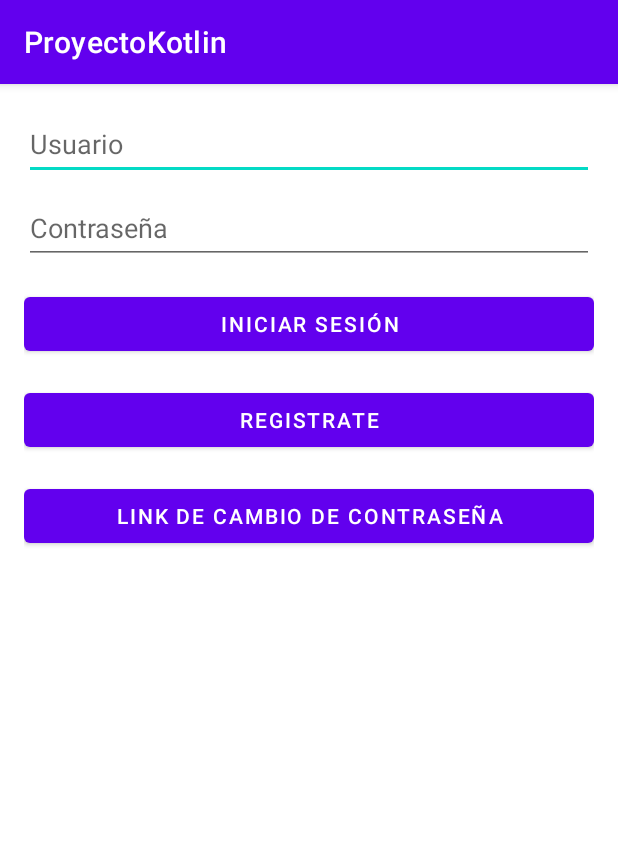
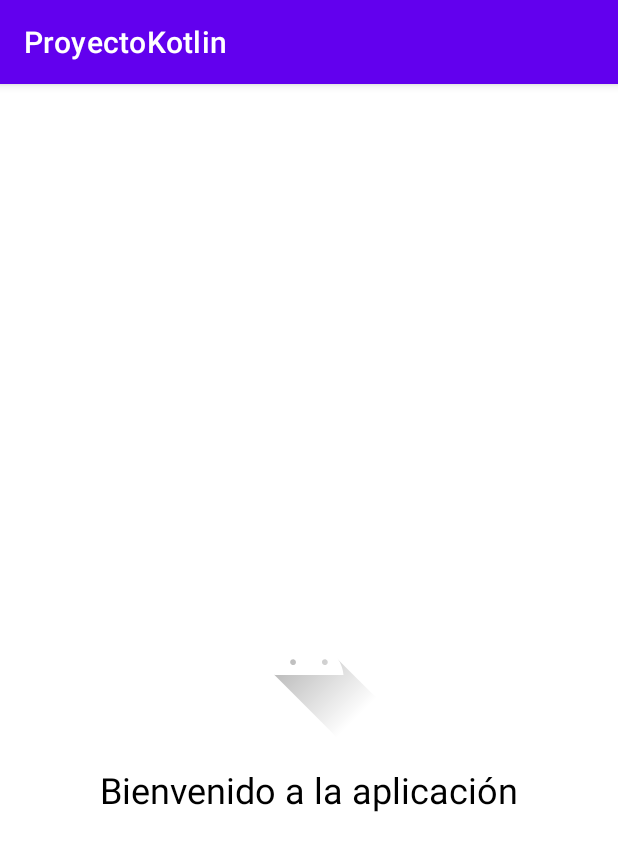
Before and after one commit to Mikcy22/ProyectoKotlin, an Android app: the first screen one second after launch (LoginActivity before the commit, SplashActivity after it), on a phone screen of 412 x 824 dp. Shown: the top 851 px of the screen. Run offline under Robolectric (Android 15) with nearby library versions, the phone set to English and light mode, and no system bars; our stand-ins replace Firebase (no records; nobody signed in at launch, a user with empty details on screens opened directly).

Commit message:
cambios para cerrar sesion

```diff
--- /dev/null
+++ b/app/src/main/java/com/micky/proyectokotlin/SplashActivity.kt
@@ -0,0 +1,36 @@
+package com.micky.proyectokotlin
+
+import android.content.Intent
+import android.os.Bundle
+import android.os.Handler
+import android.os.Looper
+import androidx.appcompat.app.AppCompatActivity
+import com.google.firebase.auth.FirebaseAuth
+
+class SplashActivity : AppCompatActivity() {
+
+    private lateinit var auth: FirebaseAuth
+
+    override fun onCreate(savedInstanceState: Bundle?) {
+        super.onCreate(savedInstanceState)
+        setContentView(R.layout.activity_splash)
+
+        auth = FirebaseAuth.getInstance()
+
+        // Verificar si el usuario ya está autenticado
+        val currentUser = auth.currentUser
+        if (currentUser != null && currentUser.isEmailVerified) {
+            // Si el usuario está autenticado, redirigir a MainActivity
+            Handler(Looper.getMainLooper()).postDelayed({
+                startActivity(Intent(this, MainActivity::class.java))
+                finish()
+            }, 2000) // 2 segundos de delay
+        } else {
+            // Si no está autenticado, redirigir a LoginActivity
+            Handler(Looper.getMainLooper()).postDelayed({
+                startActivity(Intent(this, LoginActivity::class.java))
+                finish()
+            }, 2000) // 2 segundos de delay
+        }
+    }
+}
--- /dev/null
+++ b/app/src/main/res/layout/activity_splash.xml
@@ -0,0 +1,25 @@
+<?xml version="1.0" encoding="utf-8"?>
+<RelativeLayout xmlns:android="http://schemas.android.com/apk/res/android"
+    android:layout_width="match_parent"
+    android:layout_height="match_parent"
+    android:background="@color/white">
+
+    <ImageView
+        android:id="@+id/splashImage"
+        android:layout_width="wrap_content"
+        android:layout_height="wrap_content"
+        android:layout_centerInParent="true"
+        android:src="@drawable/ic_launcher_foreground" />
+
+    <TextView
+        android:id="@+id/splashText"
+        android:layout_width="wrap_content"
+        android:layout_height="wrap_content"
+        android:layout_below="@id/splashImage"
+        android:layout_centerHorizontal="true"
+        android:text="Bienvenido a la aplicación"
+        android:textSize="24sp"
+        android:textColor="@color/black"
+        android:layout_marginTop="16dp" />
+
+</RelativeLayout>
--- a/app/src/main/res/menu/main.xml
+++ b/app/src/main/res/menu/main.xml
@@ -12,4 +12,9 @@
         android:title="@string/action_profile"
         app:showAsAction="never" />
 
+    <item
+        android:id="@+id/nav_logout"
+        android:icon="@drawable/ic_logout"
+        android:title="Cerrar sesión" />
+
 </menu>
--- a/gradle/libs.versions.toml
+++ b/gradle/libs.versions.toml
@@ -1,5 +1,5 @@
 [versions]
-agp = "8.6.0"
+agp = "8.5.0"
 kotlin = "2.1.0"
 coreKtx = "1.15.0"
 junit = "4.13.2"
```
Also changed, not shown: app/src/main/AndroidManifest.xml (+3 -6 lines), app/src/main/java/com/micky/proyectokotlin/LoginActivity.kt (+40 -1 lines), app/src/main/java/com/micky/proyectokotlin/MainActivity.kt (+45 -94 lines), app/src/main/res/drawable/ic_logout.png (added).
